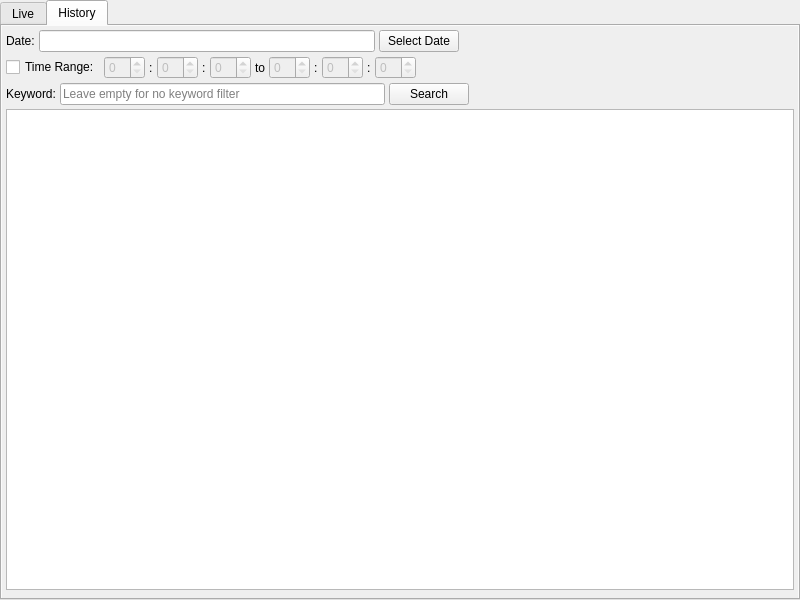
Simon2817/OHB80PortMonitor, file OHB80PortMonitor_V_1_0_0/ui/customwidget/communicateloggerwidget/communicateloggerwidget.ui: the form before one commit.
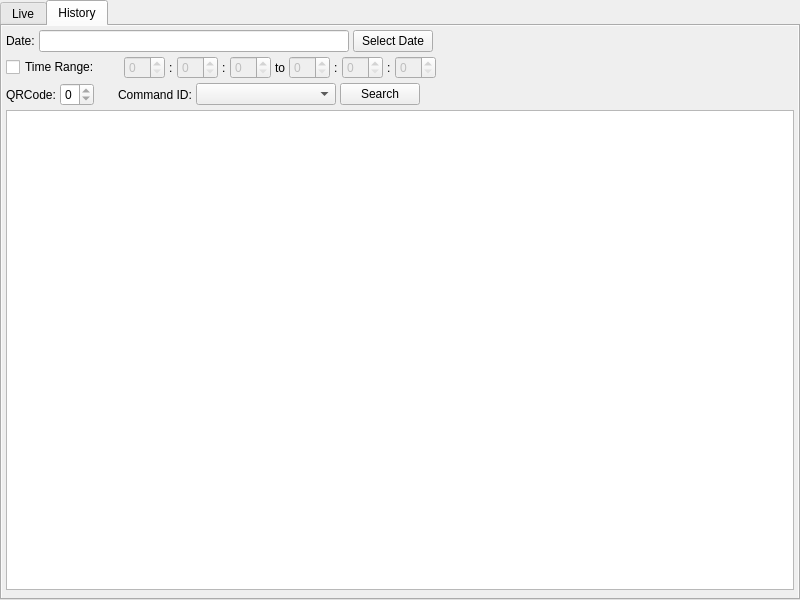
The form after the commit.

Diff of the .ui file:
```diff
--- a/OHB80PortMonitor_V_1_0_0/ui/customwidget/communicateloggerwidget/communicateloggerwidget.ui
+++ b/OHB80PortMonitor_V_1_0_0/ui/customwidget/communicateloggerwidget/communicateloggerwidget.ui
@@ -100,6 +100,12 @@
          </item>
          <item>
           <widget class="QLineEdit" name="dateEdit">
+           <property name="maximumSize">
+            <size>
+             <width>310</width>
+             <height>16777215</height>
+            </size>
+           </property>
            <property name="readOnly">
             <bool>true</bool>
            </property>
@@ -139,6 +145,22 @@
            </property>
           </widget>
          </item>
+         <item>
+          <spacer name="horizontalSpacer_3">
+           <property name="orientation">
+            <enum>Qt::Horizontal</enum>
+           </property>
+           <property name="sizeType">
+            <enum>QSizePolicy::Fixed</enum>
+           </property>
+           <property name="sizeHint" stdset="0">
+            <size>
+             <width>20</width>
+             <height>20</height>
+            </size>
+           </property>
+          </spacer>
+         </item>
          <item>
           <widget class="QSpinBox" name="timeFromHour">
            <property name="enabled">
@@ -272,14 +294,50 @@
          <item>
           <widget class="QLabel" name="labelLike">
            <property name="text">
-            <string>Keyword:</string>
+            <string>QRCode:</string>
            </property>
           </widget>
          </item>
          <item>
-          <widget class="QLineEdit" name="likeEdit">
-           <property name="placeholderText">
-            <string>Leave empty for no keyword filter</string>
+          <widget class="QSpinBox" name="qrcodeSpinBox">
+           <property name="minimum">
+            <number>0</number>
+           </property>
+           <property name="maximum">
+            <number>0</number>
+           </property>
+          </widget>
+         </item>
+         <item>
+          <spacer name="horizontalSpacer_2">
+           <property name="orientation">
+            <enum>Qt::Horizontal</enum>
+           </property>
+           <property name="sizeType">
+            <enum>QSizePolicy::Fixed</enum>
+           </property>
+           <property name="sizeHint" stdset="0">
+            <size>
+             <width>20</width>
+             <height>20</height>
+            </size>
+           </property>
+          </spacer>
+         </item>
+         <item>
+          <widget class="QLabel" name="labelCmdId">
+           <property name="text">
+            <string>Command ID:</string>
+           </property>
+          </widget>
+         </item>
+         <item>
+          <widget class="QComboBox" name="cmdIdCombo">
+           <property name="minimumSize">
+            <size>
+             <width>140</width>
+             <height>0</height>
+            </size>
            </property>
           </widget>
          </item>
```
Left out of the diff: 2 changed lines with no effect on the pictures.
